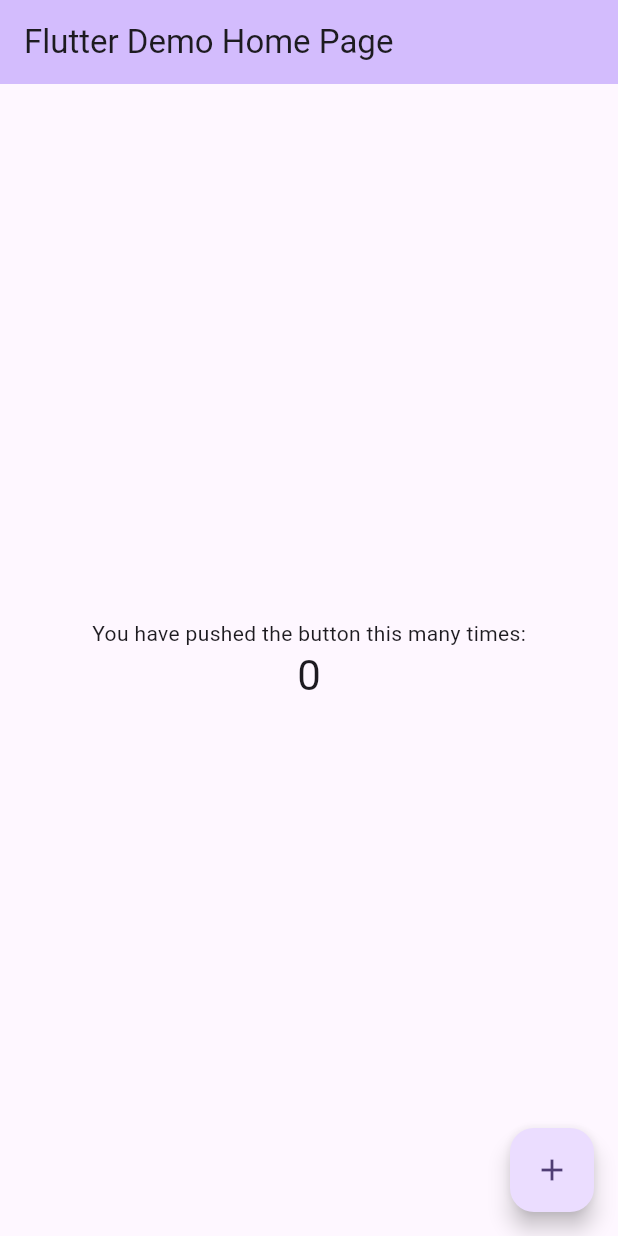
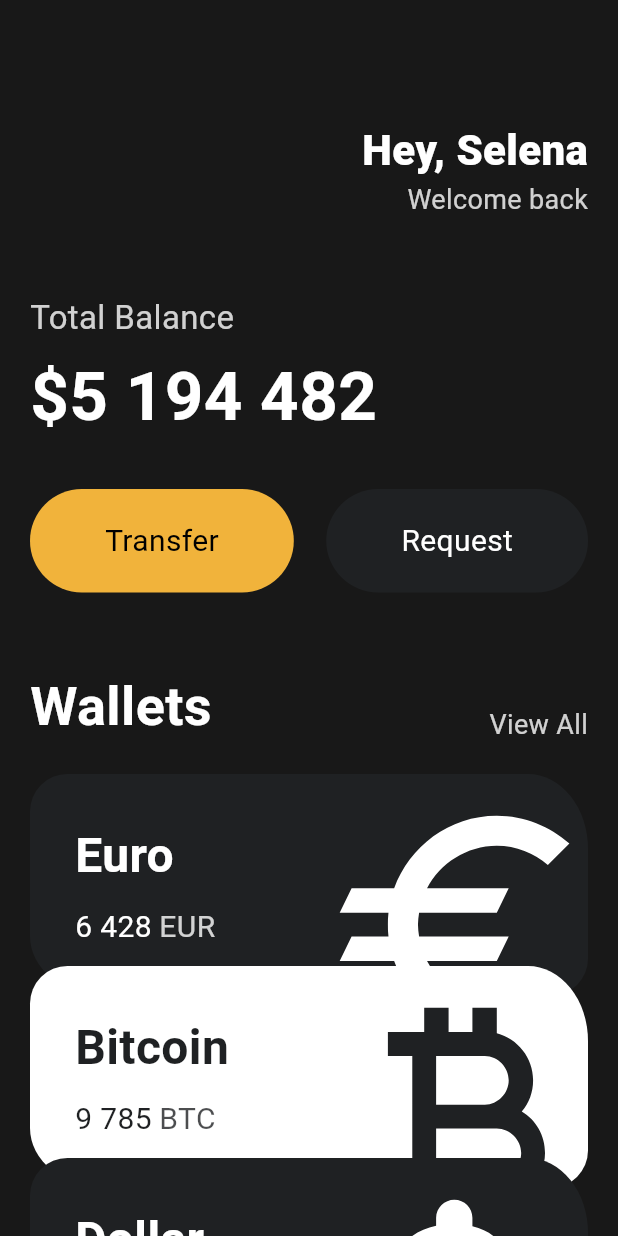
Before and after one commit to rlwhd0716/FlutterPractice, a Flutter app: the screen it shows after launch, on a phone screen of 412 x 824 dp. Run offline on Flutter 3.47's test engine with Material 3 defaults, Android fonts, the light colour scheme and no system bars.

Commit message:
[Nomad 3.9] Wallet UI Challenge

```diff
--- a/Wallet UI Practice/lib/main.dart
+++ b/Wallet UI Practice/lib/main.dart
@@ -1,125 +1,157 @@
 import 'package:flutter/material.dart';
 
+import 'widgets/button.dart';
+import 'widgets/currency_card.dart';
+
 void main() {
-  runApp(const MyApp());
+  runApp(const App());
 }
 
-class MyApp extends StatelessWidget {
-  const MyApp({super.key});
+class App extends StatelessWidget {
+  const App({super.key});
 
-  // This widget is the root of your application.
   @override
   Widget build(BuildContext context) {
     return MaterialApp(
-      title: 'Flutter Demo',
-      theme: ThemeData(
-        // This is the theme of your application.
-        //
-        // TRY THIS: Try running your application with "flutter run". You'll see
-        // the application has a purple toolbar. Then, without quitting the app,
-        // try changing the seedColor in the colorScheme below to Colors.green
-        // and then invoke "hot reload" (save your changes or press the "hot
-        // reload" button in a Flutter-supported IDE, or press "r" if you used
-        // the command line to start the app).
-        //
-        // Notice that the counter didn't reset back to zero; the application
-        // state is not lost during the reload. To reset the state, use hot
-        // restart instead.
-        //
-        // This works for code too, not just values: Most code changes can be
-        // tested with just a hot reload.
-        colorScheme: ColorScheme.fromSeed(seedColor: Colors.deepPurple),
-        useMaterial3: true,
+      home: Scaffold(
+        backgroundColor: const Color(0xFF181818),
+        body: SingleChildScrollView(
+          child: Padding(
+            padding: const EdgeInsets.symmetric(horizontal: 20),
+            child: Column(
+              crossAxisAlignment: CrossAxisAlignment.start,
+              children: [
+                const SizedBox(
+                  height: 80,
                 ),
-      home: const MyHomePage(title: 'Flutter Demo Home Page'),
-    );
-  }
-}
-
-class MyHomePage extends StatefulWidget {
-  const MyHomePage({super.key, required this.title});
-
-  // This widget is the home page of your application. It is stateful, meaning
-  // that it has a State object (defined below) that contains fields that affect
-  // how it looks.
-
-  // This class is the configuration for the state. It holds the values (in this
-  // case the title) provided by the parent (in this case the App widget) and
-  // used by the build method of the State. Fields in a Widget subclass are
-  // always marked "final".
-
-  final String title;
-
-  @override
-  State<MyHomePage> createState() => _MyHomePageState();
-}
-
-class _MyHomePageState extends State<MyHomePage> {
-  int _counter = 0;
-
-  void _incrementCounter() {
-    setState(() {
-      // This call to setState tells the Flutter framework that something has
-      // changed in this State, which causes it to rerun the build method below
-      // so that the display can reflect the updated values. If we changed
-      // _counter without calling setState(), then the build method would not be
-      // called again, and so nothing would appear to happen.
-      _counter++;
-    });
-  }
-
-  @override
-  Widget build(BuildContext context) {
-    // This method is rerun every time setState is called, for instance as done
-    // by the _incrementCounter method above.
-    //
-    // The Flutter framework has been optimized to make rerunning build methods
-    // fast, so that you can just rebuild anything that needs updating rather
-    // than having to individually change instances of widgets.
-    return Scaffold(
-      appBar: AppBar(
-        // TRY THIS: Try changing the color here to a specific color (to
-        // Colors.amber, perhaps?) and trigger a hot reload to see the AppBar
-        // change color while the other colors stay the same.
-        backgroundColor: Theme.of(context).colorScheme.inversePrimary,
-        // Here we take the value from the MyHomePage object that was created by
-        // the App.build method, and use it to set our appbar title.
-        title: Text(widget.title),
+                Row(
+                  mainAxisAlignment: MainAxisAlignment.end,
+                  children: [
+                    Column(
+                      crossAxisAlignment: CrossAxisAlignment.end,
+                      children: [
+                        const Text(
+                          'Hey, Selena',
+                          style: TextStyle(
+                            color: Colors.white,
+                            fontSize: 28,
+                            fontWeight: FontWeight.w800,
                           ),
-      body: Center(
-        // Center is a layout widget. It takes a single child and positions it
-        // in the middle of the parent.
-        child: Column(
-          // Column is also a layout widget. It takes a list of children and
-          // arranges them vertically. By default, it sizes itself to fit its
-          // children horizontally, and tries to be as tall as its parent.
-          //
-          // Column has various properties to control how it sizes itself and
-          // how it positions its children. Here we use mainAxisAlignment to
-          // center the children vertically; the main axis here is the vertical
-          // axis because Columns are vertical (the cross axis would be
-          // horizontal).
-          //
-          // TRY THIS: Invoke "debug painting" (choose the "Toggle Debug Paint"
-          // action in the IDE, or press "p" in the console), to see the
-          // wireframe for each widget.
-          mainAxisAlignment: MainAxisAlignment.center,
-          children: <Widget>[
-            const Text(
-              'You have pushed the button this many times:',
                         ),
                         Text(
-              '$_counter',
-              style: Theme.of(context).textTheme.headlineMedium,
+                          'Welcome back',
+                          style: TextStyle(
+                            color: Colors.white.withOpacity(0.8),
+                            fontSize: 18,
+                          ),
+                        ),
+                      ],
+                    ),
+                  ],
+                ),
+                const SizedBox(
+                  height: 50,
+                ),
+                Text(
+                  'Total Balance',
+                  style: TextStyle(
+                    fontSize: 22,
+                    color: Colors.white.withOpacity(0.8),
+                  ),
+                ),
+                const SizedBox(
+                  height: 5,
+                ),
+                const Text(
+                  '\$5 194 482',
+                  style: TextStyle(
+                    fontSize: 45,
+                    fontWeight: FontWeight.w600,
+                    color: Colors.white,
+                  ),
+                ),
+                const SizedBox(
+                  height: 30,
+                ),
+                const Row(
+                  mainAxisAlignment: MainAxisAlignment.spaceBetween,
+                  children: [
+                    Button(
+                      text: 'Transfer',
+                      bgColor: Color(0xFFF1B33B),
+                      textColor: Colors.black,
+                    ),
+                    Button(
+                      text: 'Request',
+                      bgColor: Color(0xFF1F2123),
+                      textColor: Colors.white,
+                    ),
+                  ],
+                ),
+                const SizedBox(
+                  height: 50,
+                ),
+                Row(
+                  mainAxisAlignment: MainAxisAlignment.spaceBetween,
+                  crossAxisAlignment: CrossAxisAlignment.end,
+                  children: [
+                    const Text(
+                      'Wallets',
+                      style: TextStyle(
+                        color: Colors.white,
+                        fontSize: 36,
+                        fontWeight: FontWeight.w600,
+                      ),
+                    ),
+                    Text(
+                      'View All',
+                      style: TextStyle(
+                        color: Colors.white.withOpacity(0.8),
+                        fontSize: 18,
+                      ),
+                    ),
+                  ],
+                ),
+                const SizedBox(
+                  height: 20,
+                ),
+                const CurrencyCard(
+                  name: 'Euro',
+                  code: 'EUR',
+                  amount: '6 428',
+                  icon: Icons.euro_outlined,
+                  isInverted: false,
+                  position: 0,
+                ),
+                const CurrencyCard(
+                  name: 'Bitcoin',
+                  code: 'BTC',
+                  amount: '9 785',
+                  icon: Icons.currency_bitcoin_outlined,
+                  isInverted: true,
+                  position: 1,
+                ),
+                const CurrencyCard(
+                  name: 'Dollar',
+                  code: 'USD',
+                  amount: '428',
+                  icon: Icons.attach_money_rounded,
+                  isInverted: false,
+                  position: 2,
+                ),
+                const CurrencyCard(
+                  name: 'Won',
+                  code: 'KRW',
+                  amount: '3 020 000',
+                  icon: Icons.money_rounded,
+                  isInverted: true,
+                  position: 4,
                 ),
               ],
             ),
           ),
-      floatingActionButton: FloatingActionButton(
-        onPressed: _incrementCounter,
-        tooltip: 'Increment',
-        child: const Icon(Icons.add),
-      ), // This trailing comma makes auto-formatting nicer for build methods.
+        ),
+      ),
     );
   }
 }
--- /dev/null
+++ b/Wallet UI Practice/lib/widgets/button.dart
@@ -0,0 +1,36 @@
+import 'package:flutter/material.dart';
+
+class Button extends StatelessWidget {
+  final String text;
+  final Color bgColor;
+  final Color textColor;
+
+  const Button({
+    super.key,
+    required this.text,
+    required this.bgColor,
+    required this.textColor,
+  });
+
+  @override
+  Widget build(BuildContext context) {
+    return Container(
+      decoration: BoxDecoration(
+          color: bgColor,
+          borderRadius: BorderRadius.circular(45)),
+      child: Padding(
+        padding: const EdgeInsets.symmetric(
+          vertical: 20,
+          horizontal: 50,
+        ),
+        child: Text(
+          text,
+          style: TextStyle(
+            color: textColor,
+            fontSize: 20,
+          ),
+        ),
+      ),
+    );
+  }
+}
--- /dev/null
+++ b/Wallet UI Practice/lib/widgets/currency_card.dart
@@ -0,0 +1,96 @@
+import 'package:flutter/material.dart';
+
+class CurrencyCard extends StatelessWidget {
+  final String name, code, amount;
+  final IconData icon;
+  final bool isInverted;
+  final double position;
+
+  final blackColor = const Color(0xFF1F2123);
+
+  const CurrencyCard({
+    super.key,
+    required this.name,
+    required this.code,
+    required this.amount,
+    required this.icon,
+    required this.isInverted,
+    required this.position,
+  });
+
+  @override
+  Widget build(BuildContext context) {
+    return Transform.translate(
+      offset: Offset(0, (-20 * position)),
+      child: Container(
+        clipBehavior: Clip.hardEdge,
+        decoration: BoxDecoration(
+          color: isInverted ? Colors.white : blackColor,
+          borderRadius: const BorderRadius.only(
+            topLeft: Radius.circular(25),
+            topRight: Radius.elliptical(40, 50),
+            bottomLeft: Radius.elliptical(50, 40),
+            bottomRight: Radius.circular(25),
+          ),
+        ),
+        child: Padding(
+          padding: const EdgeInsets.all(30),
+          child: Row(
+            mainAxisAlignment: MainAxisAlignment.spaceBetween,
+            children: [
+              Column(
+                crossAxisAlignment: CrossAxisAlignment.start,
+                children: [
+                  Text(
+                    name,
+                    style: TextStyle(
+                        color: isInverted ? blackColor : Colors.white,
+                        fontSize: 32,
+                        fontWeight: FontWeight.w600),
+                  ),
+                  const SizedBox(
+                    height: 10,
+                  ),
+                  Row(
+                    children: [
+                      Text(
+                        amount,
+                        style: TextStyle(
+                          color: isInverted ? blackColor : Colors.white,
+                          fontSize: 20,
+                        ),
+                      ),
+                      const SizedBox(
+                        width: 5,
+                      ),
+                      Text(
+                        code,
+                        style: TextStyle(
+                          color: isInverted
+                              ? blackColor.withOpacity(0.8)
+                              : Colors.white.withOpacity(0.8),
+                          fontSize: 20,
+                        ),
+                      ),
+                    ],
+                  ),
+                ],
+              ),
+              Transform.scale(
+                scale: 2.2,
+                child: Transform.translate(
+                  offset: const Offset(-5, 12),
+                  child: Icon(
+                    icon,
+                    color: isInverted ? blackColor : Colors.white,
+                    size: 88,
+                  ),
+                ),
+              ),
+            ],
+          ),
+        ),
+      ),
+    );
+  }
+}
```
Lines whose indentation alone changed are shown as unchanged.
